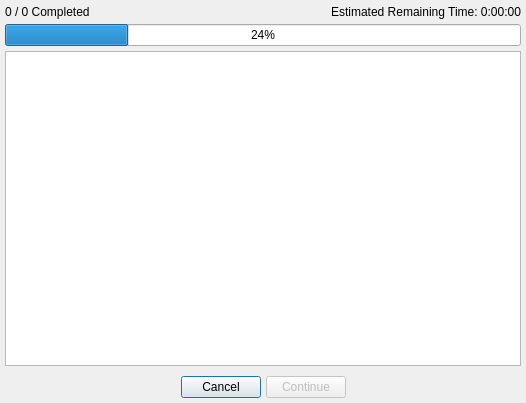
Above: progressdialog.ui from js-lm/Simple-Word-Replacer before the change. Below: the same form after it.
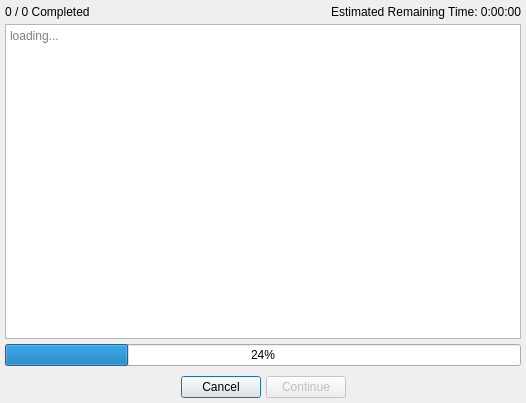
That is the form after the change.

What changed in the file:
```diff
--- a/progressdialog.ui
+++ b/progressdialog.ui
@@ -50,6 +50,19 @@
      </item>
     </layout>
    </item>
+   <item>
+    <widget class="QTextEdit" name="logScreen">
+     <property name="lineWrapMode">
+      <enum>QTextEdit::LineWrapMode::NoWrap</enum>
+     </property>
+     <property name="readOnly">
+      <bool>true</bool>
+     </property>
+     <property name="placeholderText">
+      <string>loading...</string>
+     </property>
+    </widget>
+   </item>
    <item>
     <widget class="QProgressBar" name="progressBar">
      <property name="value">
@@ -57,13 +70,6 @@
      </property>
     </widget>
    </item>
-   <item>
-    <widget class="QPlainTextEdit" name="logScreen">
-     <property name="readOnly">
-      <bool>true</bool>
-     </property>
-    </widget>
-   </item>
    <item>
     <spacer name="bottomSpacer">
      <property name="orientation">
```
Left out of the diff: 13 changed lines with no effect on the pictures.
